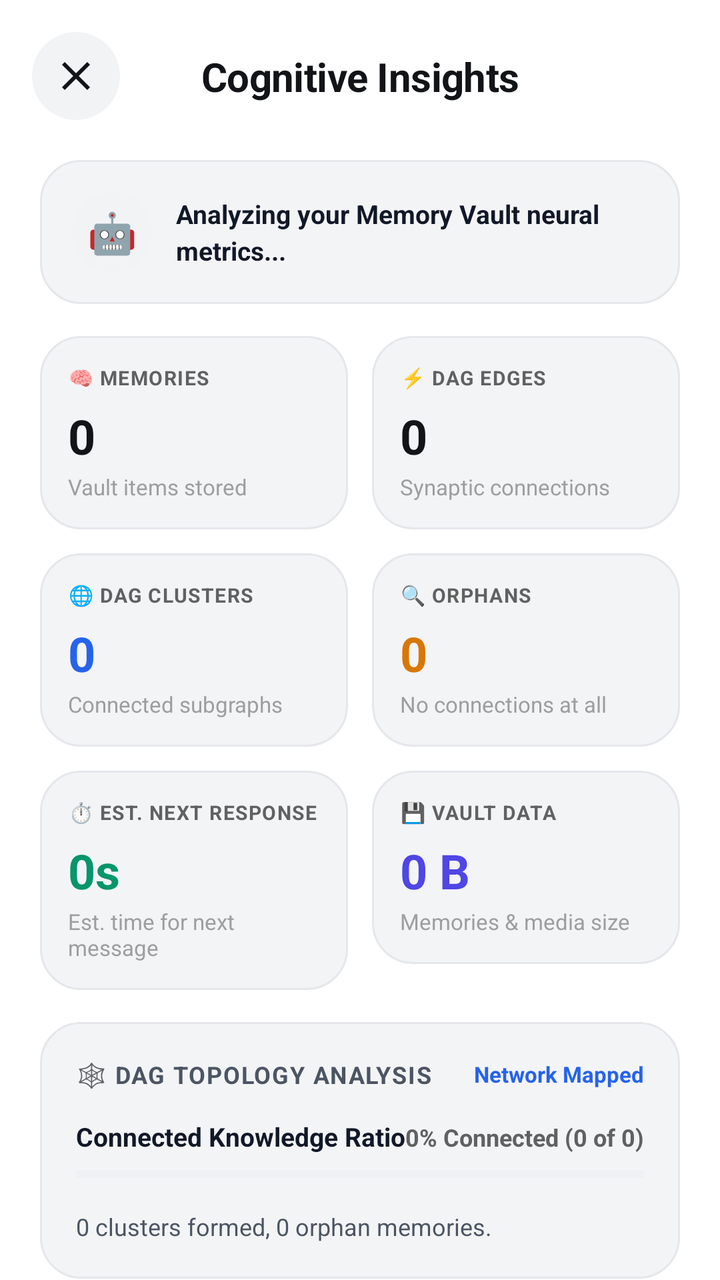
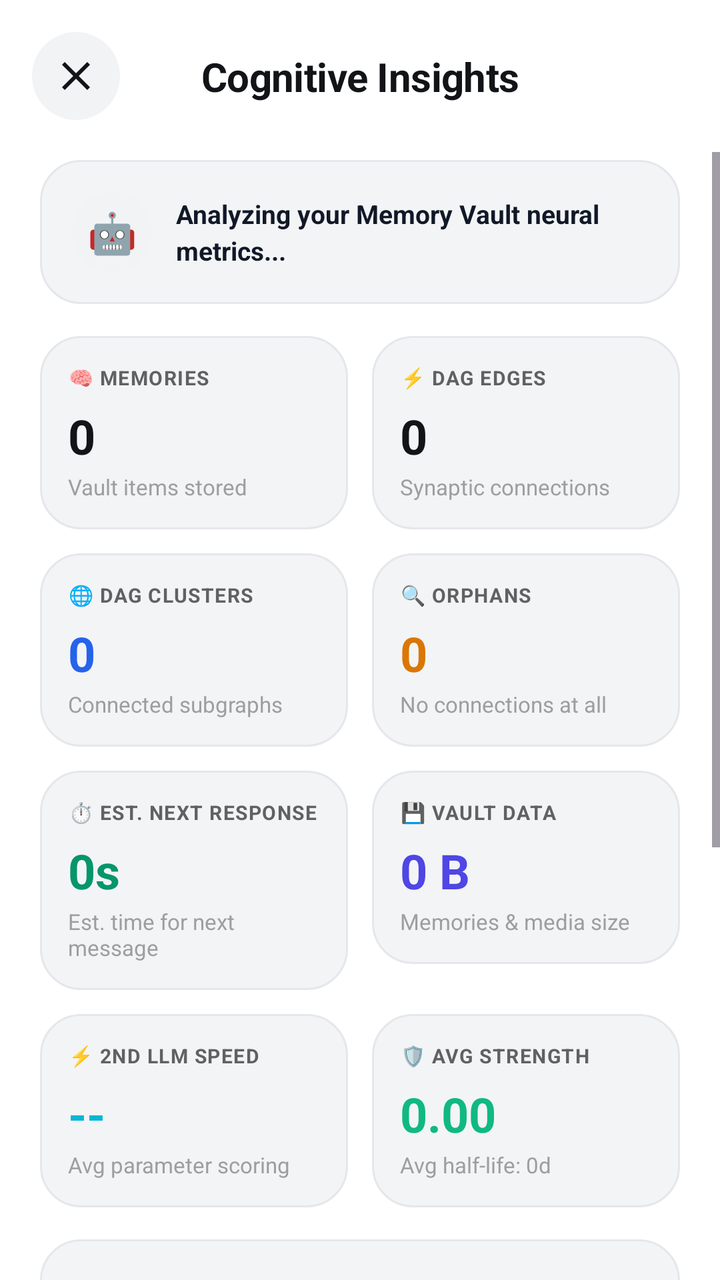

The first picture is an Android layout as it rendered before a commit; the second is the same layout after the commit. The layout source and the unified diff follow.
<!-- AndroidManifest.xml: activity theme Theme.AppTempeLate -->
<!-- res/layout/activity_cognitive_insights.xml -->
<?xml version="1.0" encoding="utf-8"?>
<androidx.constraintlayout.widget.ConstraintLayout xmlns:android="http://schemas.android.com/apk/res/android"
    xmlns:app="http://schemas.android.com/apk/res-auto"
    xmlns:tools="http://schemas.android.com/tools"
    android:layout_width="match_parent"
    android:layout_height="match_parent"
    android:background="@color/app_window_background"
    tools:context=".CognitiveInsightsActivity">

    
    <ImageButton
        android:id="@+id/btnBack"
        android:layout_width="44dp"
        android:layout_height="44dp"
        android:layout_marginStart="16dp"
        android:layout_marginTop="16dp"
        android:background="@drawable/bg_circle_icon_button"
        android:contentDescription="Back"
        android:padding="10dp"
        android:src="@drawable/ic_close"
        app:layout_constraintStart_toStartOf="parent"
        app:layout_constraintTop_toTopOf="parent"
        app:tint="@color/text_primary" />

    <TextView
        android:id="@+id/tvInsightsTitle"
        android:layout_width="wrap_content"
        android:layout_height="wrap_content"
        android:text="Cognitive Insights"
        android:textColor="@color/text_primary"
        android:textSize="20sp"
        android:textStyle="bold"
        android:letterSpacing="-0.01"
        app:layout_constraintBottom_toBottomOf="@+id/btnBack"
        app:layout_constraintEnd_toEndOf="parent"
        app:layout_constraintStart_toStartOf="parent"
        app:layout_constraintTop_toTopOf="@+id/btnBack" />

    <ScrollView
        android:layout_width="0dp"
        android:layout_height="0dp"
        android:layout_marginTop="16dp"
        android:clipToPadding="false"
        android:paddingBottom="36dp"
        app:layout_constraintBottom_toBottomOf="parent"
        app:layout_constraintEnd_toEndOf="parent"
        app:layout_constraintStart_toStartOf="parent"
        app:layout_constraintTop_toBottomOf="@+id/btnBack">

        <LinearLayout
            android:layout_width="match_parent"
            android:layout_height="wrap_content"
            android:orientation="vertical"
            android:paddingHorizontal="20dp"
            android:paddingTop="4dp">

            
            <LinearLayout
                android:layout_width="match_parent"
                android:layout_height="wrap_content"
                android:background="@drawable/bg_metallic_card"
                android:orientation="horizontal"
                android:padding="16dp"
                android:gravity="center_vertical">

                <TextView
                    android:layout_width="40dp"
                    android:layout_height="40dp"
                    android:background="@drawable/bg_circle_icon_button"
                    android:gravity="center"
                    android:text="🤖"
                    android:textSize="20sp" />

                <TextView
                    android:id="@+id/tvHumanoidAiInsightStatement"
                    android:layout_width="0dp"
                    android:layout_height="wrap_content"
                    android:layout_weight="1"
                    android:layout_marginStart="12dp"
                    android:text="Analyzing your Memory Vault neural metrics..."
                    android:textColor="@color/app_utility_text"
                    android:textSize="13sp"
                    android:lineSpacingExtra="3dp"
                    android:textStyle="bold" />

            </LinearLayout>

            

            
            <LinearLayout
                android:layout_width="match_parent"
                android:layout_height="wrap_content"
                android:layout_marginTop="16dp"
                android:orientation="horizontal">

                
                <LinearLayout
                    android:layout_width="0dp"
                    android:layout_height="wrap_content"
                    android:layout_weight="1"
                    android:layout_marginEnd="6dp"
                    android:background="@drawable/bg_metallic_card"
                    android:orientation="vertical"
                    android:padding="14dp">

                    <LinearLayout
                        android:layout_width="match_parent"
                        android:layout_height="wrap_content"
                        android:orientation="horizontal"
                        android:gravity="center_vertical">

                        <TextView
                            android:layout_width="wrap_content"
                            android:layout_height="wrap_content"
                            android:text="🧠 MEMORIES"
                            android:textColor="@color/text_secondary"
                            android:textSize="10sp"
                            android:textStyle="bold"
                            android:letterSpacing="0.05" />
                    </LinearLayout>

                    <TextView
                        android:id="@+id/tvStatTotalMemories"
                        android:layout_width="wrap_content"
                        android:layout_height="wrap_content"
                        android:layout_marginTop="6dp"
                        android:text="0"
                        android:textColor="@color/text_primary"
                        android:textSize="24sp"
                        android:textStyle="bold" />

                    <TextView
                        android:layout_width="wrap_content"
                        android:layout_height="wrap_content"
                        android:layout_marginTop="2dp"
                        android:text="Vault items stored"
                        android:textColor="@color/text_hint"
                        android:textSize="11sp" />
                </LinearLayout>

                
                <LinearLayout
                    android:layout_width="0dp"
                    android:layout_height="wrap_content"
                    android:layout_weight="1"
                    android:layout_marginStart="6dp"
                    android:background="@drawable/bg_metallic_card"
                    android:orientation="vertical"
                    android:padding="14dp">

                    <LinearLayout
                        android:layout_width="match_parent"
                        android:layout_height="wrap_content"
                        android:orientation="horizontal"
                        android:gravity="center_vertical">

                        <TextView
                            android:layout_width="wrap_content"
                            android:layout_height="wrap_content"
                            android:text="⚡ DAG EDGES"
                            android:textColor="@color/text_secondary"
                            android:textSize="10sp"
                            android:textStyle="bold"
                            android:letterSpacing="0.05" />
                    </LinearLayout>

                    <TextView
                        android:id="@+id/tvStatDagEdges"
                        android:layout_width="wrap_content"
                        android:layout_height="wrap_content"
                        android:layout_marginTop="6dp"
                        android:text="0"
                        android:textColor="@color/text_primary"
                        android:textSize="24sp"
                        android:textStyle="bold" />

                    <TextView
                        android:layout_width="wrap_content"
                        android:layout_height="wrap_content"
                        android:layout_marginTop="2dp"
                        android:text="Synaptic connections"
                        android:textColor="@color/text_hint"
                        android:textSize="11sp" />
                </LinearLayout>

            </LinearLayout>

            
            <LinearLayout
                android:layout_width="match_parent"
                android:layout_height="wrap_content"
                android:layout_marginTop="12dp"
                android:orientation="horizontal">

                
                <LinearLayout
                    android:layout_width="0dp"
                    android:layout_height="wrap_content"
                    android:layout_weight="1"
                    android:layout_marginEnd="6dp"
                    android:background="@drawable/bg_metallic_card"
                    android:orientation="vertical"
                    android:padding="14dp">

                    <LinearLayout
                        android:layout_width="match_parent"
                        android:layout_height="wrap_content"
                        android:orientation="horizontal"
                        android:gravity="center_vertical">

                        <TextView
                            android:layout_width="wrap_content"
                            android:layout_height="wrap_content"
                            android:text="🌐 DAG CLUSTERS"
                            android:textColor="@color/text_secondary"
                            android:textSize="10sp"
                            android:textStyle="bold"
                            android:letterSpacing="0.05" />
                    </LinearLayout>

                    <TextView
                        android:id="@+id/tvStatClusters"
                        android:layout_width="wrap_content"
                        android:layout_height="wrap_content"
                        android:layout_marginTop="6dp"
                        android:text="0"
                        android:textColor="#2563EB"
                        android:textSize="24sp"
                        android:textStyle="bold" />

                    <TextView
                        android:layout_width="wrap_content"
                        android:layout_height="wrap_content"
                        android:layout_marginTop="2dp"
                        android:text="Connected subgraphs"
                        android:textColor="@color/text_hint"
                        android:textSize="11sp" />
                </LinearLayout>

                
                <LinearLayout
                    android:layout_width="0dp"
                    android:layout_height="wrap_content"
                    android:layout_weight="1"
                    android:layout_marginStart="6dp"
                    android:background="@drawable/bg_metallic_card"
                    android:orientation="vertical"
                    android:padding="14dp">

                    <LinearLayout
                        android:layout_width="match_parent"
                        android:layout_height="wrap_content"
                        android:orientation="horizontal"
                        android:gravity="center_vertical">

                        <TextView
                            android:layout_width="wrap_content"
                            android:layout_height="wrap_content"
                            android:text="🔍 ORPHANS"
                            android:textColor="@color/text_secondary"
                            android:textSize="10sp"
                            android:textStyle="bold"
                            android:letterSpacing="0.05" />
                    </LinearLayout>

                    <TextView
                        android:id="@+id/tvStatOrphans"
                        android:layout_width="wrap_content"
                        android:layout_height="wrap_content"
                        android:layout_marginTop="6dp"
                        android:text="0"
                        android:textColor="#D97706"
                        android:textSize="24sp"
                        android:textStyle="bold" />

                    <TextView
                        android:layout_width="wrap_content"
                        android:layout_height="wrap_content"
                        android:layout_marginTop="2dp"
                        android:text="No connections at all"
                        android:textColor="@color/text_hint"
                        android:textSize="11sp" />
                </LinearLayout>

            </LinearLayout>

            
            <LinearLayout
                android:layout_width="match_parent"
                android:layout_height="wrap_content"
                android:layout_marginTop="12dp"
                android:orientation="horizontal">

                
                <LinearLayout
                    android:layout_width="0dp"
                    android:layout_height="wrap_content"
                    android:layout_weight="1"
                    android:layout_marginEnd="6dp"
                    android:background="@drawable/bg_metallic_card"
                    android:orientation="vertical"
                    android:padding="14dp">

                    <LinearLayout
                        android:layout_width="match_parent"
                        android:layout_height="wrap_content"
                        android:orientation="horizontal"
                        android:gravity="center_vertical">

                        <TextView
                            android:layout_width="wrap_content"
                            android:layout_height="wrap_content"
                            android:text="⏱️ EST. NEXT RESPONSE"
                            android:textColor="@color/text_secondary"
                            android:textSize="10sp"
                            android:textStyle="bold"
                            android:letterSpacing="0.05" />
                    </LinearLayout>

                    <TextView
                        android:id="@+id/tvStatAvgResponseTime"
                        android:layout_width="wrap_content"
                        android:layout_height="wrap_content"
                        android:layout_marginTop="6dp"
                        android:text="0s"
                        android:textColor="#059669"
                        android:textSize="24sp"
                        android:textStyle="bold" />

                    <TextView
                        android:layout_width="wrap_content"
                        android:layout_height="wrap_content"
                        android:layout_marginTop="2dp"
                        android:text="Est. time for next message"
                        android:textColor="@color/text_hint"
                        android:textSize="11sp" />
                </LinearLayout>

                
                <LinearLayout
                    android:layout_width="0dp"
                    android:layout_height="wrap_content"
                    android:layout_weight="1"
                    android:layout_marginStart="6dp"
                    android:background="@drawable/bg_metallic_card"
                    android:orientation="vertical"
                    android:padding="14dp">

                    <LinearLayout
                        android:layout_width="match_parent"
                        android:layout_height="wrap_content"
                        android:orientation="horizontal"
                        android:gravity="center_vertical">

                        <TextView
                            android:layout_width="wrap_content"
                            android:layout_height="wrap_content"
                            android:text="💾 VAULT DATA"
                            android:textColor="@color/text_secondary"
                            android:textSize="10sp"
                            android:textStyle="bold"
                            android:letterSpacing="0.05" />
                    </LinearLayout>

                    <TextView
                        android:id="@+id/tvStatTotalDataSize"
                        android:layout_width="wrap_content"
                        android:layout_height="wrap_content"
                        android:layout_marginTop="6dp"
                        android:text="0 B"
                        android:textColor="#4F46E5"
                        android:textSize="24sp"
                        android:textStyle="bold" />

                    <TextView
                        android:layout_width="wrap_content"
                        android:layout_height="wrap_content"
                        android:layout_marginTop="2dp"
                        android:text="Memories &amp; media size"
                        android:textColor="@color/text_hint"
                        android:textSize="11sp" />
                </LinearLayout>

            </LinearLayout>

            
            <LinearLayout
                android:layout_width="match_parent"
                android:layout_height="wrap_content"
                android:layout_marginTop="16dp"
                android:background="@drawable/bg_metallic_card"
                android:orientation="vertical"
                android:padding="18dp">

                <LinearLayout
                    android:layout_width="match_parent"
                    android:layout_height="wrap_content"
                    android:orientation="horizontal"
                    android:gravity="center_vertical">

                    <TextView
                        android:layout_width="wrap_content"
                        android:layout_height="wrap_content"
                        android:text="🕸️ DAG TOPOLOGY ANALYSIS"
                        android:textColor="@color/text_tertiary"
                        android:textSize="12sp"
                        android:textStyle="bold"
                        android:letterSpacing="0.05" />

                    <View
                        android:layout_width="0dp"
                        android:layout_height="1dp"
                        android:layout_weight="1" />

                    <TextView
                        android:id="@+id/tvTopologyStatus"
                        android:layout_width="wrap_content"
                        android:layout_height="wrap_content"
                        android:text="Network Mapped"
                        android:textColor="#2563EB"
                        android:textSize="11sp"
                        android:textStyle="bold" />
                </LinearLayout>

                
                <LinearLayout
                    android:layout_width="match_parent"
                    android:layout_height="wrap_content"
                    android:layout_marginTop="14dp"
                    android:orientation="horizontal">

                    <TextView
                        android:layout_width="0dp"
                        android:layout_height="wrap_content"
                        android:layout_weight="1"
                        android:text="Connected Knowledge Ratio"
                        android:textColor="@color/app_utility_text"
                        android:textSize="13sp"
                        android:textStyle="bold" />

                    <TextView
                        android:id="@+id/tvConnectedRatio"
                        android:layout_width="wrap_content"
                        android:layout_height="wrap_content"
                        android:text="0% Connected (0 of 0)"
                        android:textColor="@color/text_secondary"
                        android:textSize="12sp"
                        android:textStyle="bold" />
                </LinearLayout>

                <ProgressBar
                    android:id="@+id/pbConnectedRatio"
                    style="?android:attr/progressBarStyleHorizontal"
                    android:layout_width="match_parent"
                    android:layout_height="8dp"
                    android:layout_marginTop="6dp"
                    android:max="100"
                    android:progress="0"
                    android:progressBackgroundTint="@color/app_card_border"
                    android:progressTint="@color/text_primary" />

                
                <TextView
                    android:id="@+id/tvClusterSummary"
                    android:layout_width="wrap_content"
                    android:layout_height="wrap_content"
                    android:layout_marginTop="14dp"
                    android:text="0 clusters formed, 0 orphan memories."
                    android:textColor="@color/text_tertiary"
                    android:textSize="12sp"
                    android:lineSpacingExtra="2dp" />

            </LinearLayout>

        </LinearLayout>

    </ScrollView>

</androidx.constraintlayout.widget.ConstraintLayout>
<!-- resources referenced by this layout -->
<resources>
  <color name="app_card_border">#E5E7EB</color>
  <color name="app_utility_text">#111827</color>
  <color name="app_window_background">#FFFFFF</color>
  <color name="text_hint">#9E9E9E</color>
  <color name="text_primary">#121417</color>
  <color name="text_secondary">#616161</color>
  <color name="text_tertiary">#4B5563</color>
  <!-- drawable bg_circle_icon_button (drawable) -->
  <?xml version="1.0" encoding="utf-8"?>
  <ripple xmlns:android="http://schemas.android.com/apk/res/android"
      android:color="#1F000000">
      <item>
          <shape android:shape="oval">
              <solid android:color="@color/app_icon_button_background" />
          </shape>
      </item>
  </ripple>
  <!-- drawable bg_metallic_card (drawable) -->
  <?xml version="1.0" encoding="utf-8"?>
  <shape xmlns:android="http://schemas.android.com/apk/res/android"
      android:shape="rectangle">
      <solid android:color="@color/app_card_background" />
      <corners android:radius="20dp" />
      <stroke
          android:width="1dp"
          android:color="@color/app_card_border" />
  </shape>
  <!-- drawable ic_close (drawable) -->
  <vector xmlns:android="http://schemas.android.com/apk/res/android"
      android:width="24dp"
      android:height="24dp"
      android:viewportWidth="24"
      android:viewportHeight="24">
    <path
        android:fillColor="#D8DCDE"
        android:pathData="M19,6.41L17.59,5 12,10.59 6.41,5 5,6.41 10.59,12 5,17.59 6.41,19 12,13.41 17.59,19 19,17.59 13.41,12z"/>
  </vector>
  <style name="Theme.AppTempeLate" parent="Theme.Material3.DayNight.NoActionBar">
          
          <item name="windowActionBar">false</item>
          <item name="windowNoTitle">true</item>
          <item name="android:windowActionBar">false</item>
          <item name="android:windowNoTitle">true</item>
  
          <item name="android:windowBackground">@color/app_window_background</item>
          <item name="android:statusBarColor">@color/app_window_background</item>
          <item name="android:navigationBarColor">@color/app_window_background</item>
          <item name="android:windowLightStatusBar">true</item>
          <item name="android:windowSplashScreenAnimatedIcon">@android:color/transparent</item>
          <item name="android:windowSplashScreenBackground">@color/app_window_background</item>
          <item name="colorSurface">@color/app_surface_background</item>
          <item name="colorOnSurface">@color/text_primary</item>
          <item name="colorBackgroundFloating">@color/app_surface_background</item>
      </style>
  <color name="app_icon_button_background">#F1F3F5</color>
  <color name="app_card_background">#F3F4F6</color>
  <color name="app_surface_background">#F7F8FA</color>
</resources>

<!-- the commit's change to res/layout/activity_cognitive_insights.xml (unified diff, before → after) -->
@@ -388,6 +388,107 @@
             <LinearLayout
                 android:layout_width="match_parent"
                 android:layout_height="wrap_content"
+                android:layout_marginTop="12dp"
+                android:orientation="horizontal">
+
+                
+                <LinearLayout
+                    android:layout_width="0dp"
+                    android:layout_height="wrap_content"
+                    android:layout_weight="1"
+                    android:layout_marginEnd="6dp"
+                    android:background="@drawable/bg_metallic_card"
+                    android:orientation="vertical"
+                    android:padding="14dp">
+
+                    <LinearLayout
+                        android:layout_width="match_parent"
+                        android:layout_height="wrap_content"
+                        android:orientation="horizontal"
+                        android:gravity="center_vertical">
+
+                        <TextView
+                            android:layout_width="wrap_content"
+                            android:layout_height="wrap_content"
+                            android:text="⚡ 2ND LLM SPEED"
+                            android:textColor="@color/text_secondary"
+                            android:textSize="10sp"
+                            android:textStyle="bold"
+                            android:letterSpacing="0.05" />
+                    </LinearLayout>
+
+                    <TextView
+                        android:id="@+id/tvStatParamSpeed"
+                        android:layout_width="wrap_content"
+                        android:layout_height="wrap_content"
+                        android:layout_marginTop="6dp"
+                        android:text="--"
+                        android:textColor="#06B6D4"
+                        android:textSize="24sp"
+                        android:textStyle="bold" />
+
+                    <TextView
+                        android:id="@+id/tvStatParamCount"
+                        android:layout_width="wrap_content"
+                        android:layout_height="wrap_content"
+                        android:layout_marginTop="2dp"
+                        android:text="Avg parameter scoring"
+                        android:textColor="@color/text_hint"
+                        android:textSize="11sp" />
+                </LinearLayout>
+
+                
+                <LinearLayout
+                    android:layout_width="0dp"
+                    android:layout_height="wrap_content"
+                    android:layout_weight="1"
+                    android:layout_marginStart="6dp"
+                    android:background="@drawable/bg_metallic_card"
+                    android:orientation="vertical"
+                    android:padding="14dp">
+
+                    <LinearLayout
+                        android:layout_width="match_parent"
+                        android:layout_height="wrap_content"
+                        android:orientation="horizontal"
+                        android:gravity="center_vertical">
+
+                        <TextView
+                            android:layout_width="wrap_content"
+                            android:layout_height="wrap_content"
+                            android:text="🛡️ AVG STRENGTH"
+                            android:textColor="@color/text_secondary"
+                            android:textSize="10sp"
+                            android:textStyle="bold"
+                            android:letterSpacing="0.05" />
+                    </LinearLayout>
+
+                    <TextView
+                        android:id="@+id/tvStatAvgStrength"
+                        android:layout_width="wrap_content"
+                        android:layout_height="wrap_content"
+                        android:layout_marginTop="6dp"
+                        android:text="0.00"
+                        android:textColor="#10B981"
+                        android:textSize="24sp"
+                        android:textStyle="bold" />
+
+                    <TextView
+                        android:id="@+id/tvStatAvgHalfLife"
+                        android:layout_width="wrap_content"
+                        android:layout_height="wrap_content"
+                        android:layout_marginTop="2dp"
+                        android:text="Avg half-life: 0d"
+                        android:textColor="@color/text_hint"
+                        android:textSize="11sp" />
+                </LinearLayout>
+
+            </LinearLayout>
+
+            
+            <LinearLayout
+                android:layout_width="match_parent"
+                android:layout_height="wrap_content"
                 android:layout_marginTop="16dp"
                 android:background="@drawable/bg_metallic_card"
                 android:orientation="vertical"
@@ -473,6 +574,92 @@
 
             </LinearLayout>
 
+            
+            <LinearLayout
+                android:layout_width="match_parent"
+                android:layout_height="wrap_content"
+                android:layout_marginTop="16dp"
+                android:background="@drawable/bg_metallic_card"
+                android:orientation="vertical"
+                android:padding="18dp">
+
+                <LinearLayout
+                    android:layout_width="match_parent"
+                    android:layout_height="wrap_content"
+                    android:orientation="horizontal"
+                    android:gravity="center_vertical">
+
+                    <TextView
+                        android:layout_width="wrap_content"
+                        android:layout_height="wrap_content"
+                        android:text="🧠 2ND LLM PARAMETER ENGINE"
+                        android:textColor="@color/text_tertiary"
+                        android:textSize="12sp"
+                        android:textStyle="bold"
+                        android:letterSpacing="0.05" />
+
+                    <View
+                        android:layout_width="0dp"
+                        android:layout_height="1dp"
+                        android:layout_weight="1" />
+
+                    <TextView
+                        android:id="@+id/tvParamEngineStatus"
+                        android:layout_width="wrap_content"
+                        android:layout_height="wrap_content"
+                        android:text="Active Parallel Instance"
+                        android:textColor="#06B6D4"
+                        android:textSize="11sp"
+                        android:textStyle="bold" />
+                </LinearLayout>
+
+                <TextView
+                    android:id="@+id/tvParamEngineDetails"
+                    android:layout_width="match_parent"
+                    android:layout_height="wrap_content"
+                    android:layout_marginTop="12dp"
+                    android:text="Scoring: Importance, Confidence, Stability per fact"
+                    android:textColor="@color/app_utility_text"
+                    android:textSize="13sp"
+                    android:lineSpacingExtra="3dp" />
+
+                
+                <LinearLayout
+                    android:layout_width="match_parent"
+                    android:layout_height="wrap_content"
+                    android:layout_marginTop="12dp"
+                    android:orientation="horizontal">
+
+                    <TextView
+                        android:id="@+id/tvParamLastDuration"
+                        android:layout_width="0dp"
+                        android:layout_height="wrap_content"
+                        android:layout_weight="1"
+                        android:text="Last Latency: --"
+                        android:textColor="@color/text_secondary"
+                        android:textSize="12sp" />
+
+                    <TextView
+                        android:id="@+id/tvParamTotalFacts"
+                        android:layout_width="wrap_content"
+                        android:layout_height="wrap_content"
+                        android:text="Total Facts Scored: 0"
+                        android:textColor="@color/text_secondary"
+                        android:textSize="12sp" />
+                </LinearLayout>
+
+                <TextView
+                    android:id="@+id/tvParamDecayHealth"
+                    android:layout_width="match_parent"
+                    android:layout_height="wrap_content"
+                    android:layout_marginTop="10dp"
+                    android:text="Memory decay formula: S = baseS * 2^(-D/H) * B_acc * B_reinf (Threshold: 0.15)"
+                    android:textColor="@color/text_hint"
+                    android:textSize="11sp"
+                    android:lineSpacingExtra="2dp" />
+
+            </LinearLayout>
+
         </LinearLayout>
 
     </ScrollView>
